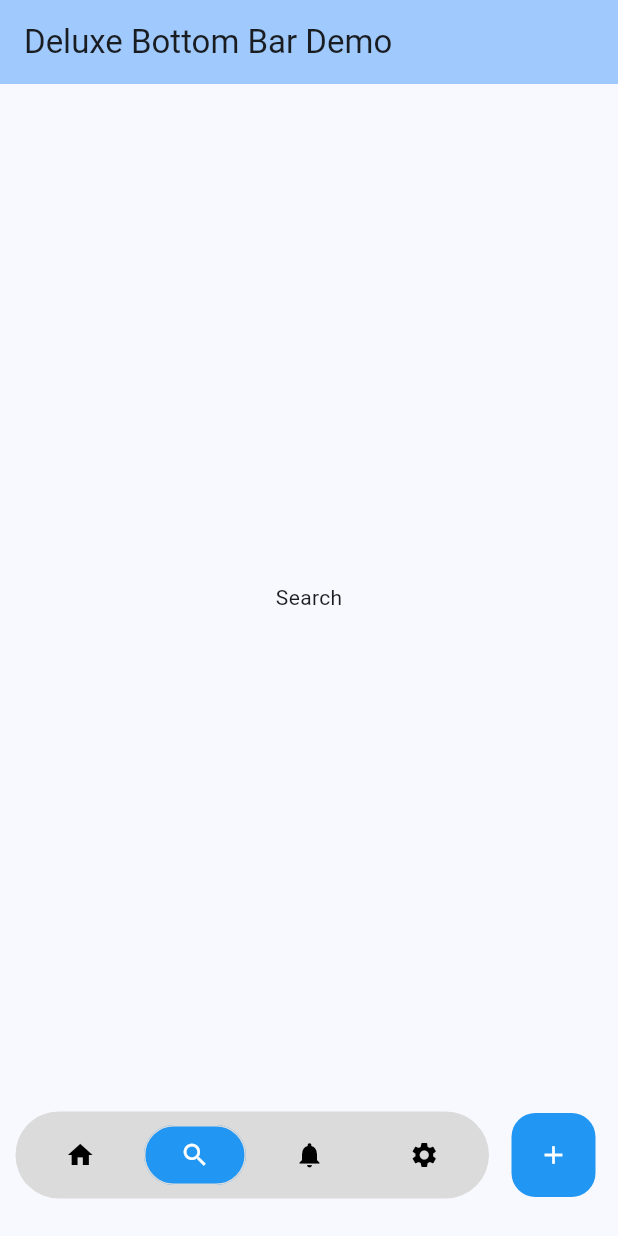
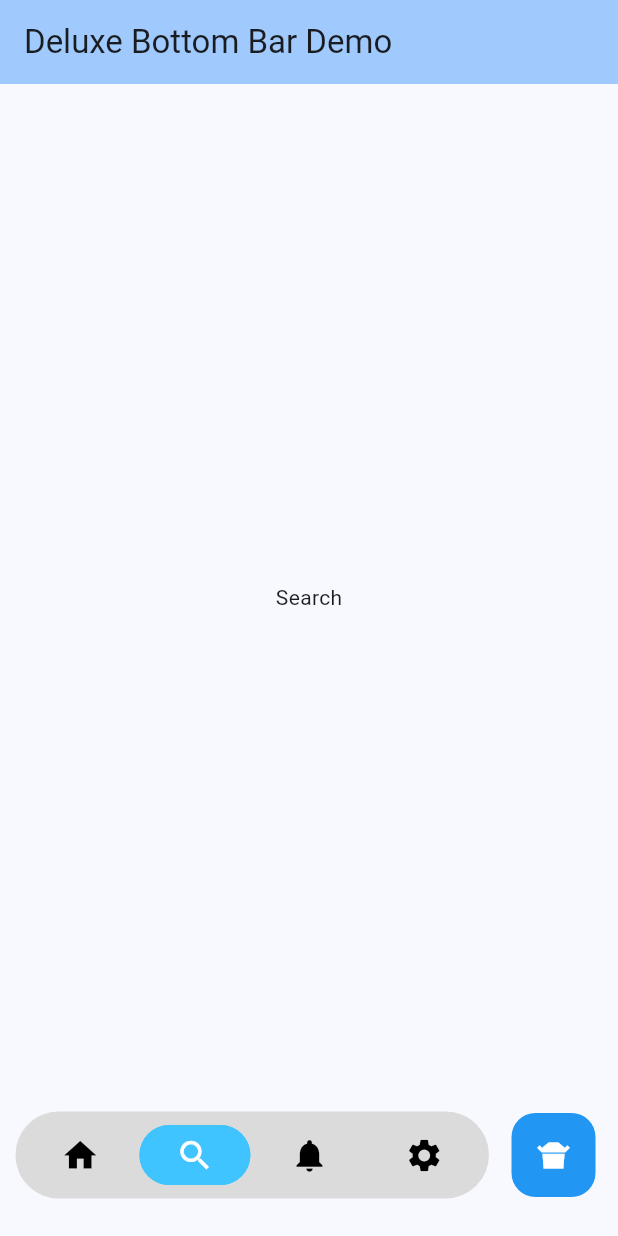
Before and after one commit to DyrALT/Deluxe-Bottom-Bar, a Flutter app: the screen it shows after launch, on a phone screen of 412 x 824 dp. Run offline on Flutter 3.47's test engine with Material 3 defaults, Android fonts, the phone set to English and light mode, and no system bars.

```diff
--- a/example/lib/main.dart
+++ b/example/lib/main.dart
@@ -66,17 +66,20 @@ class _MyHomePageState extends State<MyHomePage> {
           debugPrint('Action button tapped');
         },
         buttonStyle: const DeluxeBottomBarButtonStyle(
-          iconSize: 20,
-          selectedButtonBackgroundColor: Colors.blue,
+          iconSize: 26,
+          selectedButtonBackgroundColor: Colors.lightBlueAccent,
+          iconColor: Colors.black,
+          selectedButtonIconColor: Colors.white,
         ),
         defaultIndex: 1,
         style: const DeluxeBottomBarStyle(
           backgroundColor: Color.fromARGB(255, 219, 219, 219),
+          bottomPadding: 25,
         ),
         actionButtonStyle: const DeluxeBottomBarActionButtonStyle(
-          backgroundColor: Colors.blue,
-          iconColor: Colors.white,
-        ),
+            backgroundColor: Colors.blue,
+            iconColor: Colors.white,
+            icon: Icons.takeout_dining),
         items: const [
           DeluxeBottomBarItem(
             icon: Icons.home,
--- a/lib/deluxe_bottom_bar.dart
+++ b/lib/deluxe_bottom_bar.dart
@@ -1,5 +1,5 @@
+export 'src/deluxe_bottom_bar.dart';
 export 'src/models/deluxe_bottom_bar_action_button_style.dart';
 export 'src/models/deluxe_bottom_bar_button_style.dart';
 export 'src/models/deluxe_bottom_bar_item.dart';
 export 'src/models/deluxe_bottom_bar_style.dart';
-export 'src/widgets/deluxe_bottom_bar.dart';
--- /dev/null
+++ b/lib/src/deluxe_bottom_bar.dart
@@ -0,0 +1,153 @@
+import 'package:deluxe_bottom_bar/src/models/deluxe_bottom_bar_action_button_style.dart';
+import 'package:deluxe_bottom_bar/src/models/deluxe_bottom_bar_button_style.dart';
+import 'package:deluxe_bottom_bar/src/models/deluxe_bottom_bar_item.dart';
+import 'package:deluxe_bottom_bar/src/models/deluxe_bottom_bar_style.dart';
+import 'package:flutter/material.dart';
+
+part './mixin/deluxe_bottom_bar_mixin.dart';
+part './widgets/action_button.dart';
+part 'widgets/item_button.dart';
+
+/// A customizable bottom navigation bar widget for Flutter.
+///
+/// This widget supports multiple items, an optional central action button, and
+/// customizable styles for flexible UI design.
+class DeluxeBottomBar extends StatefulWidget {
+  /// Creates a DeluxeBottomBar with customizable items and styles.
+  ///
+  /// [items] defines the buttons on the bar and cannot be empty.
+  /// [defaultIndex] sets the initial selected button index.
+  /// Other parameters allow for page navigation and styles.
+  const DeluxeBottomBar({
+    required this.items,
+    super.key,
+    this.pageController,
+    this.defaultIndex = 0,
+    this.onActionButtonTapped,
+    this.onPageChanged,
+    this.actionButtonStyle = const DeluxeBottomBarActionButtonStyle(),
+    this.buttonStyle = const DeluxeBottomBarButtonStyle(),
+    this.style = const DeluxeBottomBarStyle(),
+  })  : assert(items.length != 0, 'items cannot be empty'),
+        assert(
+          defaultIndex >= 0 && defaultIndex < items.length,
+          'defaultIndex must be between 0 and items.length - 1',
+        );
+
+  /// Controls page navigation when a button is tapped.
+  ///
+  /// If provided, the controller will jump to the corresponding page when a
+  /// button is tapped, enabling smooth navigation within a PageView widget.
+  final PageController? pageController;
+
+  /// Sets the initial selected button index.
+  ///
+  /// The value should be within the valid range of available items.
+  final int defaultIndex;
+
+  /// Callback for page changes when a button is tapped.
+  ///
+  /// Passes the index of the newly selected button, enabling custom logic.
+  final void Function(int)? onPageChanged;
+
+  /// Triggered when the central action button is tapped.
+  ///
+  /// This callback allows performing a specific action unrelated to page
+  /// navigation when the central button is pressed.
+  final VoidCallback? onActionButtonTapped;
+
+  /// List of items displayed as buttons on the bottom bar.
+  ///
+  /// Each item includes an icon and optional tooltip, displayed in order.
+  final List<DeluxeBottomBarItem> items;
+
+  /// Style for the central action button.
+  ///
+  /// Defines background and icon colors for a customized appearance.
+  final DeluxeBottomBarActionButtonStyle actionButtonStyle;
+
+  /// Style settings for each button on the bottom bar.
+  ///
+  /// Includes customization options for selected and unselected states.
+  final DeluxeBottomBarButtonStyle buttonStyle;
+
+  /// Overall style for the bottom bar container.
+  ///
+  /// Defines background color and other decorations for the bar.
+  final DeluxeBottomBarStyle style;
+
+  @override
+  State<DeluxeBottomBar> createState() => _DeluxeBottomBarState();
+}
+
+class _DeluxeBottomBarState extends State<DeluxeBottomBar>
+    with _DeluxeBottomBarMixin {
+  @override
+  Widget build(BuildContext context) {
+    // Determines the background color of the bar. Defaults to the theme's
+    // surface color if not specified in the style parameter.
+    final backgroundColor =
+        widget.style.backgroundColor ?? Theme.of(context).colorScheme.surface;
+
+    return Padding(
+      padding: EdgeInsets.only(bottom: widget.style.bottomPadding),
+      child: Row(
+        mainAxisAlignment: MainAxisAlignment.end,
+        children: [
+          Expanded(
+            child: _deluxeBottomBarContainer(context, backgroundColor),
+          ),
+          // Central action button for triggering custom actions.
+          _ActionButton(
+            onActionButtonTapped: widget.onActionButtonTapped,
+            backgroundColor: widget.actionButtonStyle.backgroundColor,
+            iconColor: widget.actionButtonStyle.iconColor,
+            icon: widget.actionButtonStyle.icon,
+            iconSize: widget.buttonStyle.iconSize,
+          ),
+        ],
+      ),
+    );
+  }
+
+  /// Builds the bottom bar container with buttons.
+  ///
+  /// The container includes padding, a background color, and a row of buttons.
+  /// Each button is styled based on its selection state.
+  Container _deluxeBottomBarContainer(
+    BuildContext context,
+    Color backgroundColor,
+  ) {
+    return Container(
+      margin: EdgeInsets.only(
+        left: MediaQuery.of(context).size.width * 0.025,
+      ),
+      padding: const EdgeInsets.symmetric(horizontal: 5, vertical: 5),
+      decoration: BoxDecoration(
+        color: backgroundColor,
+        borderRadius: BorderRadius.circular(40),
+      ),
+      child: ValueListenableBuilder(
+        valueListenable: _selectedIndexNotifier,
+        builder: (context, value, _) => Row(
+          mainAxisAlignment: MainAxisAlignment.spaceAround,
+          children: [
+            for (var index = 0; index < widget.items.length; index++)
+              _DeluxeBottomBarItemButton(
+                tooltip: widget.items[index].tooltip,
+                icon: widget.items[index].icon,
+                iconSize: widget.buttonStyle.iconSize,
+                backgroundColor: getButtonBackgroundColor(
+                  index,
+                  value,
+                  backgroundColor,
+                ),
+                iconColor: getIconColor(index, value),
+                onItemTapped: () => _onItemTapped(index),
+              ),
+          ],
+        ),
+      ),
+    );
+  }
+}
--- /dev/null
+++ b/lib/src/mixin/deluxe_bottom_bar_mixin.dart
@@ -0,0 +1,105 @@
+part of '../deluxe_bottom_bar.dart';
+
+/// A mixin class that provides state management and helper methods
+/// for the `DeluxeBottomBar` widget.
+///
+/// This mixin manages the selected index and provides utility functions
+/// to customize the button and icon colors based on the selected state.
+mixin _DeluxeBottomBarMixin on State<DeluxeBottomBar> {
+  /// A [ValueNotifier] that tracks the currently selected item index
+  /// in the bottom bar.
+  ///
+  /// This notifier updates whenever an item is tapped, and it notifies
+  /// listeners to re-render the selected button's style in the bottom bar.
+  final _selectedIndexNotifier = ValueNotifier<int>(0);
+
+  @override
+  void initState() {
+    super.initState();
+    // Set the initial selected index based on the defaultIndex value.
+    _selectedIndexNotifier.value = widget.defaultIndex;
+
+    // Jumps to the default page if the page controller is provided.
+    if (widget.defaultIndex != 0) {
+      WidgetsBinding.instance.addPostFrameCallback((_) {
+        if (widget.pageController != null &&
+            widget.pageController!.hasClients) {
+          widget.pageController!.jumpToPage(widget.defaultIndex);
+        }
+      });
+    }
+  }
+
+  /// Handles item selection changes when a button is tapped.
+  ///
+  /// Updates the [_selectedIndexNotifier] with the new index, optionally
+  /// jumps to the corresponding page in the [PageView] (if a
+  /// [PageController] is provided), and calls the onPageChanged callback
+  /// with the new index.
+  ///
+  /// This method is used to update the UI and trigger relevant actions
+  /// whenever an item in the bottom bar is selected.
+  ///
+  /// - Parameter [index]: The index of the tapped item in the bottom bar.
+  void _onItemTapped(int index) {
+    _selectedIndexNotifier.value = index;
+    widget.onPageChanged?.call(index);
+    if (widget.pageController != null && widget.pageController!.hasClients) {
+      widget.pageController!.jumpToPage(index);
+    }
+  }
+
+  /// Retrieves the background color for a bottom bar button based on
+  /// its selection state.
+  ///
+  /// This helper method checks if the button at [index] is currently
+  /// selected. If selected, it returns the color specified in
+  /// [widget.buttonStyle.selectedButtonBackgroundColor]; otherwise, it returns
+  /// [defaultColor].
+  ///
+  /// - Parameters:
+  ///   - [index]: The index of the button whose background color is
+  ///     being determined.
+  ///   - [selectedIndex]: The index of the currently selected button.
+  ///   - [defaultColor]: The fallback color if the button is not
+  ///     selected or no specific color is defined for the selected
+  ///     state.
+  ///
+  /// - Returns: A [Color] for the background of the specified button.
+  Color getButtonBackgroundColor(
+    int index,
+    int selectedIndex,
+    Color defaultColor,
+  ) {
+    return index == selectedIndex
+        ? widget.buttonStyle.selectedButtonBackgroundColor ?? defaultColor
+        : defaultColor;
+  }
+
+  /// Retrieves the icon color for a bottom bar button based on its
+  /// selection state.
+  ///
+  /// This helper method checks if the button at [index] is currently
+  /// selected. If selected, it returns the color specified in
+  /// [widget.buttonStyle.selectedButtonIconColor]; otherwise, it returns the
+  /// color specified in [widget.buttonStyle.iconColor].
+  ///
+  /// - Parameters:
+  ///   - [index]: The index of the button whose icon color is being
+  ///     determined.
+  ///   - [selectedIndex]: The index of the currently selected button.
+  ///
+  /// - Returns: A [Color] for the icon of the specified button.
+  Color getIconColor(int index, int selectedIndex) {
+    return index == selectedIndex
+        ? widget.buttonStyle.selectedButtonIconColor
+        : widget.buttonStyle.iconColor;
+  }
+
+  @override
+  void dispose() {
+    // Disposes of the selected index notifier to free resources.
+    _selectedIndexNotifier.dispose();
+    super.dispose();
+  }
+}
--- a/lib/src/models/deluxe_bottom_bar_button_style.dart
+++ b/lib/src/models/deluxe_bottom_bar_button_style.dart
@@ -16,8 +16,8 @@ class DeluxeBottomBarButtonStyle {
   /// Defaults to 20.
   const DeluxeBottomBarButtonStyle({
     this.selectedButtonBackgroundColor,
-    this.selectedButtonIconColor,
-    this.iconColor,
+    this.selectedButtonIconColor = Colors.white,
+    this.iconColor = Colors.black,
     this.iconSize = 20,
   });
 
@@ -29,12 +29,12 @@ class DeluxeBottomBarButtonStyle {
   /// The color of the icon displayed in the selected button.
   ///
   /// If null, this will default to a contrasting color for visibility.
-  final Color? selectedButtonIconColor;
+  final Color selectedButtonIconColor;
 
   /// The icon color for unselected buttons.
   ///
   /// If not specified, this defaults to black.
-  final Color? iconColor;
+  final Color iconColor;
 
   /// The size of the icon in the button.
   final double iconSize;
--- a/lib/src/utils/context_extension.dart
+++ /dev/null
@@ -1,29 +0,0 @@
-part of '../widgets/deluxe_bottom_bar.dart';
-
-/// Private extension on BuildContext to simplify width-based calculations.
-///
-/// This extension provides utility methods to get the width of the screen
-/// or calculate a percentage of the screen width, which can be useful for
-/// responsive UI layouts.
-extension _ContextExtension on BuildContext {
-  /// Retrieves the size of the current screen using MediaQuery.
-  ///
-  /// This size includes both the screen's width and height, allowing
-  /// further customization for responsive layouts.
-  Size get _size => MediaQuery.sizeOf(this);
-
-  /// The width of the screen in logical pixels.
-  ///
-  /// This getter provides direct access to the screen width, which can
-  /// be used in custom calculations or layouts.
-  double get widthSize => _size.width;
-
-  /// Calculates a percentage of the screen width based on a given factor.
-  ///
-  /// [value] should be a double between 0.0 and 1.0, where 1.0 represents
-  /// 100% of the screen width. This method is useful for responsive
-  /// width-based layouts.
-  double width(double value) {
-    return widthSize * value;
-  }
-}
--- a/lib/src/widgets/action_button.dart
+++ b/lib/src/widgets/action_button.dart
@@ -1,4 +1,4 @@
-part of 'deluxe_bottom_bar.dart';
+part of '../deluxe_bottom_bar.dart';
 
 /// A central action button widget designed for the DeluxeBottomBar.
 ///
--- a/lib/src/widgets/deluxe_bottom_bar.dart
+++ /dev/null
@@ -1,207 +0,0 @@
-import 'package:deluxe_bottom_bar/src/models/deluxe_bottom_bar_action_button_style.dart';
-import 'package:deluxe_bottom_bar/src/models/deluxe_bottom_bar_button_style.dart';
-import 'package:deluxe_bottom_bar/src/models/deluxe_bottom_bar_item.dart';
-import 'package:deluxe_bottom_bar/src/models/deluxe_bottom_bar_style.dart';
-import 'package:flutter/material.dart';
-
-part '../utils/context_extension.dart';
-part './action_button.dart';
-
-/// A customizable bottom navigation bar widget for Flutter applications.
-///
-/// This widget supports multiple items, an optional central action button,
-/// and customizable styles for flexible UI design.
-class DeluxeBottomBar extends StatefulWidget {
-  /// Creates a DeluxeBottomBar with specified items and customizable styles.
-  ///
-  /// [items] defines the buttons on the bottom bar and cannot be empty.
-  /// [defaultIndex] sets the initially selected button index.
-  /// Optional parameters allow page navigation and custom styles.
-  const DeluxeBottomBar({
-    required this.items,
-    super.key,
-    this.pageController,
-    this.defaultIndex = 0,
-    this.onActionButtonTapped,
-    this.onPageChanged,
-    this.actionButtonStyle = const DeluxeBottomBarActionButtonStyle(),
-    this.buttonStyle = const DeluxeBottomBarButtonStyle(),
-    this.style = const DeluxeBottomBarStyle(),
-  })  : assert(items.length != 0, 'items cannot be empty'),
-        assert(
-          defaultIndex >= 0 && defaultIndex < items.length,
-          'defaultIndex must be between 0 and items.length - 1',
-        );
-
-  /// Manages page navigation when an item is tapped in the bottom bar.
-  ///
-  /// If provided, this controller will jump to the page corresponding to
-  /// the tapped item, enabling page transitions within a PageView widget.
-  final PageController? pageController;
-
-  /// Sets the initial selected item index in the bottom bar.
-  ///
-  /// This value should be within the range of available items.
-  final int defaultIndex;
-
-  /// Callback for page changes when a different item is selected.
-  ///
-  /// Passes the newly selected index, allowing custom page change logic.
-  final void Function(int)? onPageChanged;
-
-  /// Callback function triggered when the action button is tapped.
-  ///
-  /// This function can be used to perform a specific action independently
-  /// of page navigation when the central action button is pressed.
-  final VoidCallback? onActionButtonTapped;
-
-  /// A list of items displayed as buttons in the bottom bar.
-  ///
-  /// Each item includes an icon and an optional tooltip. Displayed in order.
-  final List<DeluxeBottomBarItem> items;
-
-  /// Custom style for the central action button.
-  ///
-  /// Includes background and icon color options for custom appearance.
-  final DeluxeBottomBarActionButtonStyle actionButtonStyle;
-
-  /// Style settings for each individual item button in the bottom bar.
-  ///
-  /// Allows customization of colors for both selected and unselected states.
-  final DeluxeBottomBarButtonStyle buttonStyle;
-
-  /// Overall style for the bottom bar container.
-  ///
-  /// Sets background color and other decorations for the entire bottom bar.
-  final DeluxeBottomBarStyle style;
-
-  @override
-  State<DeluxeBottomBar> createState() => _DeluxeBottomBarState();
-}
-
-class _DeluxeBottomBarState extends State<DeluxeBottomBar> {
-  /// Tracks the currently selected item index in the bottom bar.
-  ///
-  /// This value is updated whenever an item is tapped, and it notifies
-  /// listeners to re-render the selected button's style.
-  final _selectedIndexNotifier = ValueNotifier<int>(0);
-
-  @override
-  void initState() {
-    super.initState();
-    // Set the initial selected index based on the defaultIndex value.
-    _selectedIndexNotifier.value = widget.defaultIndex;
-
-    // Jumps to the default page if the page controller is provided.
-    if (widget.defaultIndex != 0) {
-      WidgetsBinding.instance.addPostFrameCallback((_) {
-        if (widget.pageController != null &&
-            widget.pageController!.hasClients) {
-          widget.pageController!.jumpToPage(widget.defaultIndex);
-        }
-      });
-    }
-  }
-
-  /// Handles item selection changes and triggers relevant callbacks.
-  ///
-  /// Updates the selected index and optionally jumps to the page
-  /// associated with the selected item. Calls `onPageChanged` if set.
-  void _onItemTapped(int index) {
-    _selectedIndexNotifier.value = index;
-    widget.onPageChanged?.call(index);
-    if (widget.pageController != null && widget.pageController!.hasClients) {
-      widget.pageController!.jumpToPage(index);
-    }
-  }
-
-  @override
-  void dispose() {
-    // Disposes of the selected index notifier to free resources.
-    _selectedIndexNotifier.dispose();
-    super.dispose();
-  }
-
-  @override
-  Widget build(BuildContext context) {
-    // Sets the background color of the bottom bar, defaulting to the
-    // theme's surface color if not provided in the style parameter.
-    final backgroundColor =
-        widget.style.backgroundColor ?? Theme.of(context).colorScheme.surface;
-
-    // Sets the background color of the selected button, using the
-    // primary color from the theme if not provided.
-    final selectedButtonBackgroundColor =
-        widget.buttonStyle.selectedButtonBackgroundColor ??
-            Theme.of(context).colorScheme.primary;
-
-    // Sets the icon color for the selected button, defaulting to white.
-    final selectedButtonIconColor =
-        widget.buttonStyle.selectedButtonIconColor ?? Colors.white;
-
-    // Sets the icon color for unselected buttons, defaulting to black.
-    final iconColor = widget.buttonStyle.iconColor ?? Colors.black;
-
-    return Padding(
-      padding: EdgeInsets.only(bottom: widget.style.bottomPadding),
-      child: Row(
-        mainAxisAlignment: MainAxisAlignment.end,
-        children: [
-          Expanded(
-            child: Container(
-              // Sets the horizontal margin for the bottom bar container.
-              margin: EdgeInsets.only(
-                left: context.width(0.025),
-              ),
-              padding: const EdgeInsets.symmetric(horizontal: 5, vertical: 5),
-              decoration: BoxDecoration(
-                color: backgroundColor,
-                borderRadius: BorderRadius.circular(40),
-              ),
-              child: ValueListenableBuilder(
-                valueListenable: _selectedIndexNotifier,
-                builder: (context, value, child) => Row(
-                  mainAxisAlignment: MainAxisAlignment.spaceAround,
-                  children: [
-                    for (var index = 0; index < widget.items.length; index++)
-                      Flexible(
-                        child: Tooltip(
-                          message: widget.items[index].tooltip,
-                          child: OutlinedButton(
-                            onPressed: () => _onItemTapped(index),
-                            style: OutlinedButton.styleFrom(
-                              side: BorderSide(
-                                color: backgroundColor,
-                              ),
-                              backgroundColor: value == index
-                                  ? selectedButtonBackgroundColor
-                                  : backgroundColor,
-                            ),
-                            child: Icon(
-                              widget.items[index].icon,
-                              size: widget.buttonStyle.iconSize,
-                              color: value == index
-                                  ? selectedButtonIconColor
-                                  : iconColor,
-                            ),
-                          ),
-                        ),
-                      ),
-                  ],
-                ),
-              ),
-            ),
-          ),
-          // Central action button for additional functionality.
-          _ActionButton(
-            onActionButtonTapped: widget.onActionButtonTapped,
-            backgroundColor: widget.actionButtonStyle.backgroundColor,
-            iconColor: widget.actionButtonStyle.iconColor,
-            icon: widget.actionButtonStyle.icon,
-            iconSize: widget.buttonStyle.iconSize,
-          ),
-        ],
-      ),
-    );
-  }
-}
--- /dev/null
+++ b/lib/src/widgets/item_button.dart
@@ -0,0 +1,68 @@
+part of '../deluxe_bottom_bar.dart';
+
+/// A widget representing a single button in the DeluxeBottomBar.
+///
+/// This button displays an icon with customizable size, colors, and optional
+/// tooltip. It reacts to user taps by triggering the provided callback.
+class _DeluxeBottomBarItemButton extends StatelessWidget {
+  /// Creates a `_DeluxeBottomBarItemButton` widget.
+  ///
+  /// - [tooltip]: An optional message displayed when the button is long-pressed
+  /// - [icon]: The icon displayed on the button
+  /// - [iconSize]: The size of the displayed icon
+  /// - [backgroundColor]: The background color of the button
+  /// - [iconColor]: The color of the displayed icon
+  /// - [onItemTapped]: The callback triggered when the button is tapped
+  const _DeluxeBottomBarItemButton({
+    required this.tooltip,
+    required this.icon,
+    required this.iconSize,
+    required this.backgroundColor,
+    required this.iconColor,
+    required this.onItemTapped,
+  });
+
+  /// Tooltip message displayed when the button is long-pressed.
+  ///
+  /// If null, no tooltip is displayed.
+  final String? tooltip;
+
+  /// The icon displayed within the button.
+  final IconData icon;
+
+  /// The size of the icon displayed within the button.
+  final double iconSize;
+
+  /// The background color of the button.
+  final Color backgroundColor;
+
+  /// The color of the icon displayed within the button.
+  final Color iconColor;
+
+  /// The callback triggered when the button is tapped.
+  final VoidCallback onItemTapped;
+
+  @override
+  Widget build(BuildContext context) {
+    return Flexible(
+      child: Tooltip(
+        // Displays the tooltip message when the user long-presses the button.
+        message: tooltip,
+        child: OutlinedButton(
+          onPressed: onItemTapped,
+          style: OutlinedButton.styleFrom(
+            side: BorderSide(
+              color: backgroundColor,
+            ),
+            backgroundColor: backgroundColor,
+          ),
+          child: Icon(
+            icon,
+            size: iconSize,
+            color: iconColor,
+          ),
+        ),
+      ),
+    );
+  }
+}
--- a/pubspec.yaml
+++ b/pubspec.yaml
@@ -1,6 +1,6 @@
 name: deluxe_bottom_bar
 description: "Deluxe Bottom Bar is a Flutter package that provides a customizable bottom navigation bar for your Flutter applications."
-version: 1.0.2
+version: 1.0.3
 homepage: https://github.com/DyrALT/Deluxe-Bottom-Bar
 repository: https://github.com/DyrALT/Deluxe-Bottom-Bar
 issue_tracker: https://github.com/DyrALT/Deluxe-Bottom-Bar/issues
```
Also changed, not shown: example/pubspec.lock, 2 other files.
